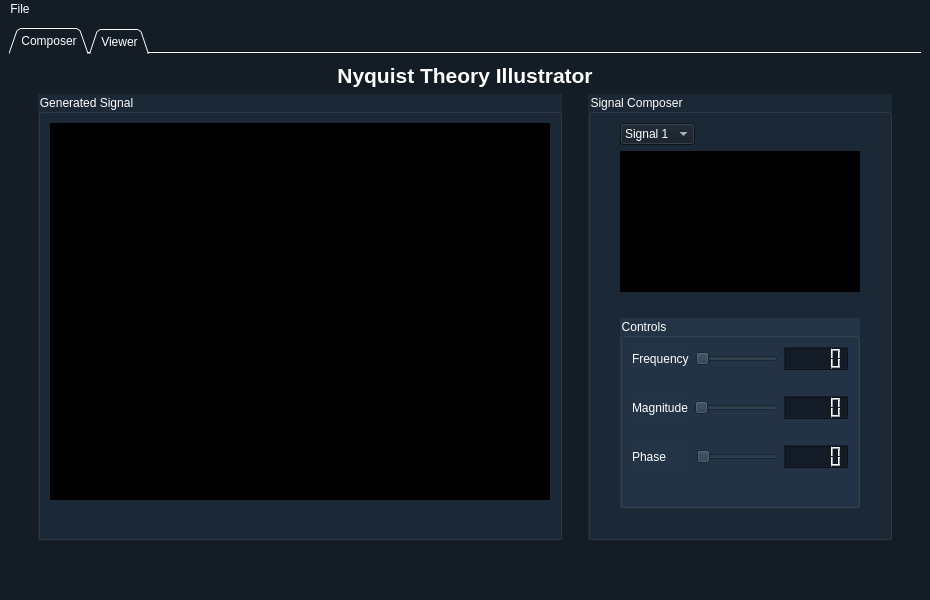
This is data/mainwindow.ui in mo-gaafar/nyquist-theory-illustrator as Qt 5 draws it before an edit. The edited form follows.
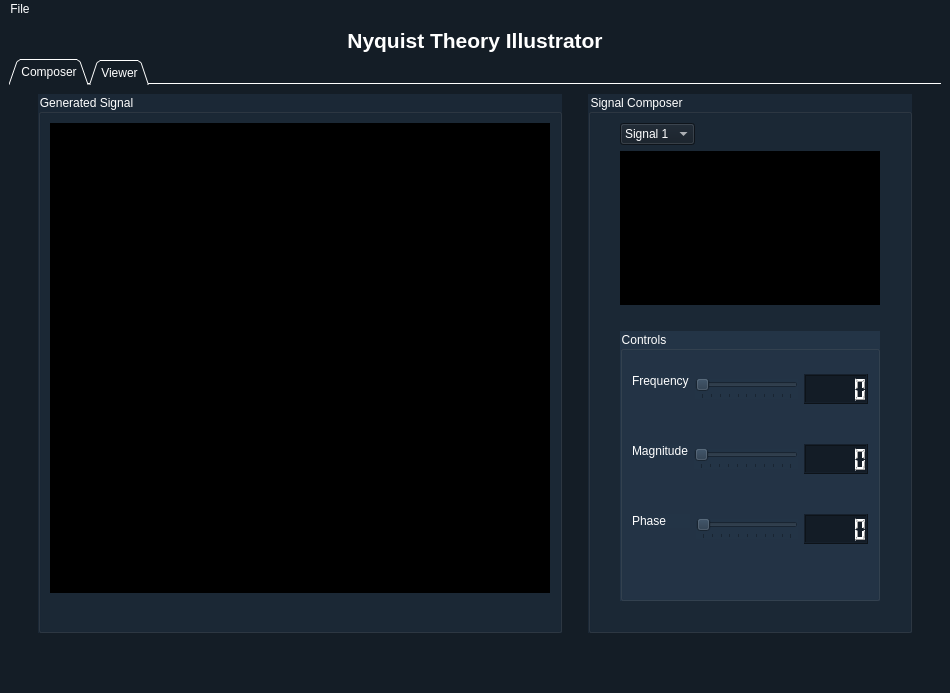
This is the edited form. The open tabs and pages were chosen to show the change. Icons and pictures are not drawn. Custom widgets are drawn as their Qt base class.

Patch:
```diff
--- a/data/mainwindow.ui
+++ b/data/mainwindow.ui
@@ -6,7 +6,7 @@
       <rect>
         <x>0</x>
         <y>0</y>
-        <width>800</width>
+    <width>950</width>
         <height>600</height>
       </rect>
     </property>
@@ -262,6 +262,18 @@
                           </item>
                           <item row="1" column="1">
                             <widget class="PlotWidget" name="sinusoidalSignal" native="true">
+               <property name="minimumSize">
+                <size>
+                 <width>0</width>
+                 <height>150</height>
+                </size>
+               </property>
+               <property name="maximumSize">
+                <size>
+                 <width>16777215</width>
+                 <height>300</height>
+                </size>
+               </property>
                               <property name="styleSheet">
                                 <string notr="true">background-color: rgb(0, 0, 0);</string>
                               </property>
@@ -269,6 +281,12 @@
                           </item>
                           <item row="3" column="1">
                             <widget class="QGroupBox" name="groupBox_3">
+               <property name="minimumSize">
+                <size>
+                 <width>0</width>
+                 <height>270</height>
+                </size>
+               </property>
                               <property name="styleSheet">
                                 <string notr="true">background-color: rgb(35, 52, 70);</string>
                               </property>
@@ -342,7 +360,7 @@
                                   <layout class="QVBoxLayout" name="verticalLayout">
                                     <item>
                                       <layout class="QHBoxLayout" name="horizontalLayout_10">
-                                        <item>
+                    <item alignment="Qt::AlignTop">
                                           <widget class="QLabel" name="label_2">
                                             <property name="text">
                                               <string>Frequency</string>
@@ -356,6 +374,9 @@
                                                 <property name="orientation">
                                                   <enum>Qt::Horizontal</enum>
                                                 </property>
+                        <property name="tickPosition">
+                         <enum>QSlider::TicksBelow</enum>
+                        </property>
                                               </widget>
                                             </item>
                                             <item>
@@ -390,7 +411,7 @@
                                     </item>
                                     <item>
                                       <layout class="QHBoxLayout" name="horizontalLayout_14">
-                                        <item>
+                    <item alignment="Qt::AlignTop">
                                           <widget class="QLabel" name="label_3">
                                             <property name="text">
                                               <string>Magnitude</string>
@@ -404,6 +425,9 @@
                                                 <property name="orientation">
                                                   <enum>Qt::Horizontal</enum>
                                                 </property>
+                        <property name="tickPosition">
+                         <enum>QSlider::TicksBelow</enum>
+                        </property>
                                               </widget>
                                             </item>
                                             <item>
@@ -438,7 +462,7 @@
                                     </item>
                                     <item>
                                       <layout class="QHBoxLayout" name="horizontalLayout_15">
-                                        <item>
+                    <item alignment="Qt::AlignRight|Qt::AlignTop">
                                           <widget class="QLabel" name="label_6">
                                             <property name="text">
                                               <string>Phase       </string>
@@ -452,6 +476,9 @@
                                                 <property name="orientation">
                                                   <enum>Qt::Horizontal</enum>
                                                 </property>
+                        <property name="tickPosition">
+                         <enum>QSlider::TicksBelow</enum>
+                        </property>
                                               </widget>
                                             </item>
                                             <item>
@@ -520,13 +547,6 @@
                     </property>
                   </spacer>
                 </item>
-                <item row="0" column="1">
-                  <widget class="QLabel" name="label">
-                    <property name="text">
-                      <string>&lt;html&gt;&lt;head/&gt;&lt;body&gt;&lt;p align=&quot;center&quot;&gt;&lt;span style=&quot; font-size:16pt; font-weight:600; color:#ffffff;&quot;&gt;Nyquist Theory Illustrator&lt;/span&gt;&lt;/p&gt;&lt;/body&gt;&lt;/html&gt;</string>
-                    </property>
-                  </widget>
-                </item>
                 <item row="2" column="1">
                   <spacer name="horizontalSpacer_12">
                     <property name="orientation">
@@ -787,6 +807,13 @@
             </widget>
           </widget>
         </item>
+    <item row="0" column="0">
+     <widget class="QLabel" name="label">
+      <property name="text">
+       <string>&lt;html&gt;&lt;head/&gt;&lt;body&gt;&lt;p align=&quot;center&quot;&gt;&lt;span style=&quot; font-size:16pt; font-weight:600; color:#ffffff;&quot;&gt;Nyquist Theory Illustrator&lt;/span&gt;&lt;/p&gt;&lt;/body&gt;&lt;/html&gt;</string>
+      </property>
+     </widget>
+    </item>
       </layout>
     </widget>
     <widget class="QMenuBar" name="menubar">
@@ -794,7 +821,7 @@
         <rect>
           <x>0</x>
           <y>0</y>
-          <width>800</width>
+     <width>950</width>
           <height>21</height>
         </rect>
       </property>
```
Left out of the diff: 41 changed lines with no effect on the pictures. Lines whose indentation alone changed are shown as unchanged.
